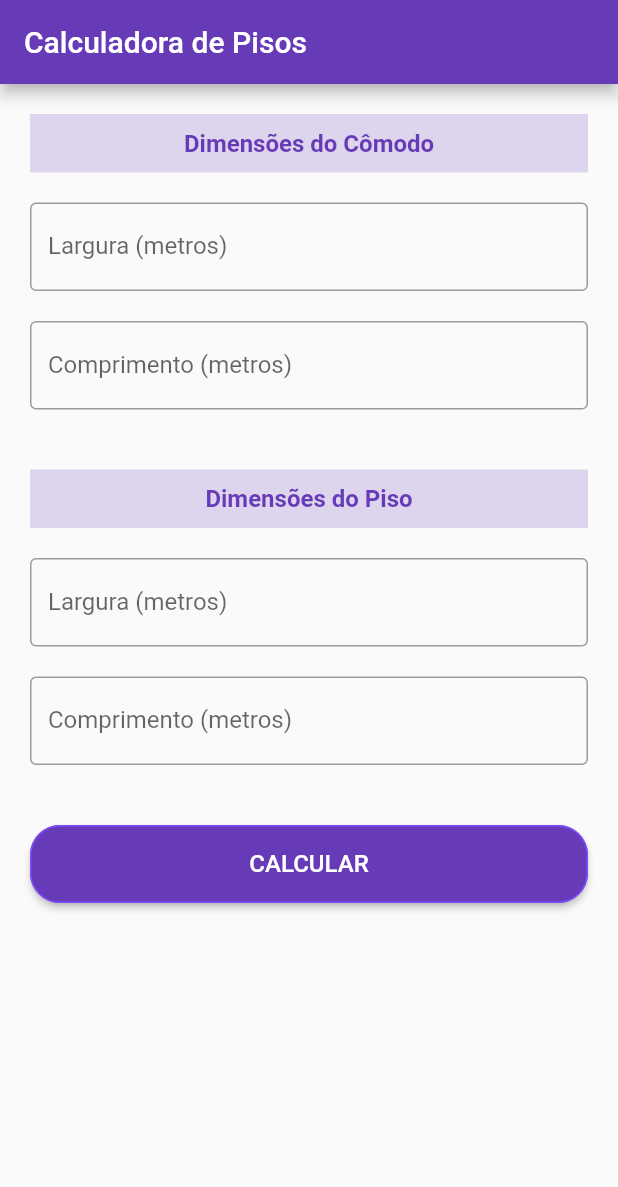
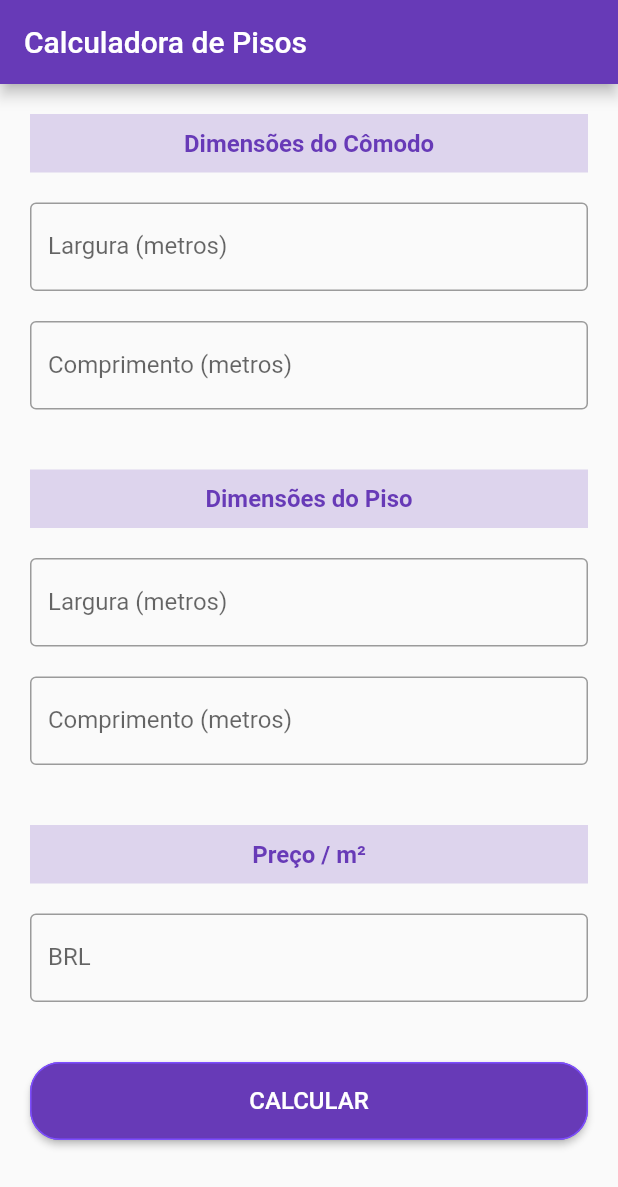
Before and after one commit to lucasfmessias/calculator_floor, a Flutter app: the screen it shows after launch, on a phone screen of 412 x 824 dp. Shown: the top 1187 px of the screen. Run offline on Flutter 3.47's test engine with Material 2 defaults, Android fonts, the phone set to English and light mode, and no system bars.

Commit message:
Adding a new price field on FloorModel class and a new numeric field on CalculatorPage

```diff
--- a/lib/core/constants.dart
+++ b/lib/core/constants.dart
@@ -2,6 +2,8 @@ const kAppTitle = 'Calculadora de Pisos';
 
 const kEnvironmentHeader = 'Dimensões do Cômodo';
 const kFloorHeader = 'Dimensões do Piso';
+const kPriceBySquareMeterHeader = 'Preço / m²';
+const kEmblemCoin = 'BRL';
 const kWidth = 'Largura';
 const kLenght = 'Comprimento';
 const kMeters = 'metros';
--- a/lib/models/floor_model.dart
+++ b/lib/models/floor_model.dart
@@ -1,9 +1,11 @@
 class FloorModel {
   double width;
   double length;
+  double price;
 
   FloorModel({
     this.width = 0.0,
     this.length = 0.0,
+    this.price = 0.0,
   });
 }
--- a/lib/pages/calculator_page.dart
+++ b/lib/pages/calculator_page.dart
@@ -73,6 +73,13 @@ class _CalculatorPageState extends State<CalculatorPage> {
             onSaved: _controller.setFloorLength,
           ),
           SizedBox(height: kBigSpace),
+          TextHeader(label: kPriceBySquareMeterHeader),
+          SizedBox(height: kSpace),
+          NumberInputField(
+            label: kEmblemCoin,
+            onSaved: _controller.setFloorWidth,
+          ),
+          SizedBox(height: kBigSpace),
           PrimaryButton(
             label: kCalculateButton,
             onPressed: _onCalculate,
```
Also changed, not shown: 1 other file.
